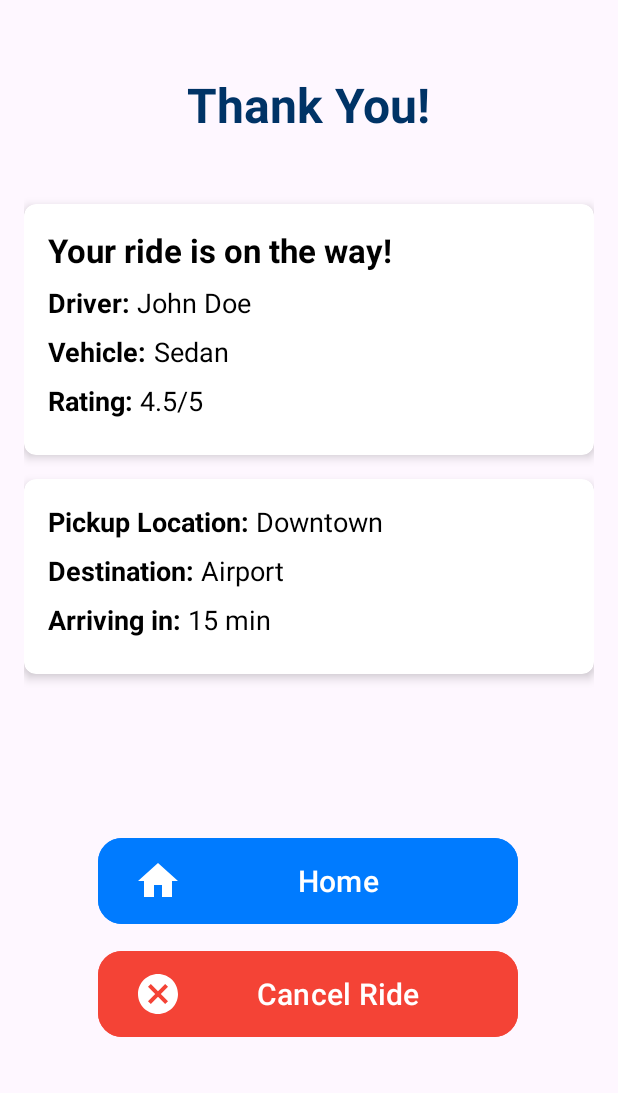
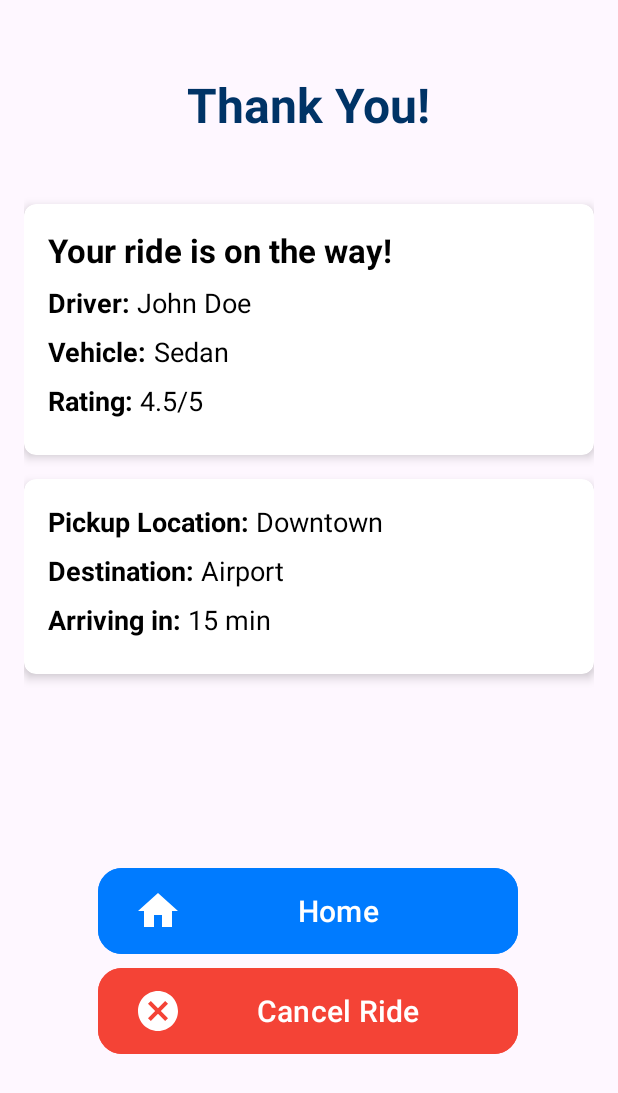
Before and after one commit to Rheiley/kelowna-connect, an Android app: the RideBookingConfirmation screen opened directly, with no data from a screen before it, on a phone screen of 412 x 824 dp. Shown: the top 1093 px of the screen. Run offline under Robolectric (Android 15) with nearby library versions, the phone set to English and light mode, and no system bars; 6 statements that could not run were skipped.

Commit message:
Move buttons

```diff
--- a/app/src/main/res/layout/activity_ride_booking_confirmation.xml
+++ b/app/src/main/res/layout/activity_ride_booking_confirmation.xml
@@ -220,11 +220,12 @@
     </androidx.cardview.widget.CardView>
 
     <!-- Buttons -->
+
     <com.google.android.material.button.MaterialButton
         android:id="@+id/homeButton"
         android:layout_width="280dp"
         android:layout_height="65dp"
-        android:layout_marginBottom="188dp"
+        android:layout_marginBottom="168dp"
         android:backgroundTint="#007BFF"
         android:text="Home"
         android:textSize="20sp"
```
